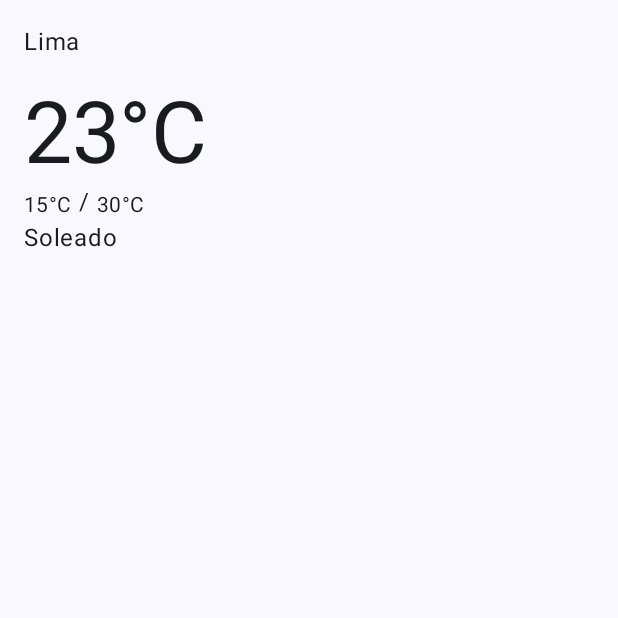
After one commit to CMFerrer/MedWeather, an Android app built with Jetpack Compose: the composable AppScreen shown on its own in the app's theme, on a phone screen of 412 x 824 dp, the top half of it. The commit adds this screen. Run offline under Robolectric (Android 15) with nearby library versions, the phone set to English and light mode, and no system bars; our stand-ins replace Dagger/Hilt's generated code.

Commit message:
Api Weather

```diff
--- a/app/build.gradle.kts
+++ b/app/build.gradle.kts
@@ -100,6 +100,9 @@ dependencies {
     // Permissions
     implementation("com.google.accompanist:accompanist-permissions:0.33.2-alpha")
 
+    // Location
+    implementation("com.google.android.gms:play-services-location:21.0.1")
+
     testImplementation("junit:junit:4.13.2")
     androidTestImplementation("androidx.test.ext:junit:1.1.5")
     androidTestImplementation("androidx.test.espresso:espresso-core:3.5.1")
--- /dev/null
+++ b/app/src/main/java/com/chiksmedina/medweather/AppScreen.kt
@@ -0,0 +1,111 @@
+package com.chiksmedina.medweather
+
+import android.annotation.SuppressLint
+import android.app.Activity
+import android.content.Context
+import android.location.Location
+import android.location.LocationManager
+import android.util.Log
+import androidx.activity.compose.rememberLauncherForActivityResult
+import androidx.activity.result.contract.ActivityResultContracts
+import androidx.compose.foundation.layout.Column
+import androidx.compose.foundation.layout.Spacer
+import androidx.compose.foundation.layout.height
+import androidx.compose.material3.Button
+import androidx.compose.material3.Text
+import androidx.compose.runtime.Composable
+import androidx.compose.runtime.getValue
+import androidx.compose.runtime.mutableStateOf
+import androidx.compose.runtime.remember
+import androidx.compose.runtime.rememberCoroutineScope
+import androidx.compose.runtime.setValue
+import androidx.compose.ui.Modifier
+import androidx.compose.ui.platform.LocalContext
+import androidx.compose.ui.unit.dp
+import androidx.hilt.navigation.compose.hiltViewModel
+import androidx.lifecycle.compose.collectAsStateWithLifecycle
+import com.chiksmedina.medweather.main.ui.WeatherScreen
+import com.chiksmedina.medweather.main.ui.WeatherViewModel
+import com.google.accompanist.permissions.ExperimentalPermissionsApi
+import com.google.accompanist.permissions.MultiplePermissionsState
+import com.google.accompanist.permissions.rememberMultiplePermissionsState
+import com.google.android.gms.location.FusedLocationProviderClient
+import com.google.android.gms.location.LocationCallback
+import com.google.android.gms.location.LocationResult
+import com.google.android.gms.location.LocationServices
+
+@OptIn(ExperimentalPermissionsApi::class)
+@Composable
+fun AppScreen() {
+
+    /*val locationPermissionsState = rememberMultiplePermissionsState(
+        listOf(
+            android.Manifest.permission.ACCESS_COARSE_LOCATION,
+            android.Manifest.permission.ACCESS_FINE_LOCATION,
+        )
+    )
+
+    val context = LocalContext.current
+    val fusedLocationProviderClient = remember { LocationServices.getFusedLocationProviderClient(context) }
+
+    HandlePermissions(
+        fusedLocationProviderClient,
+        locationPermissionsState
+    )*/
+
+    val weatherViewModel = hiltViewModel<WeatherViewModel>()
+    val uiState by weatherViewModel.uiState.collectAsStateWithLifecycle()
+
+    WeatherScreen()
+
+}
+
+@SuppressLint("MissingPermission")
+@OptIn(ExperimentalPermissionsApi::class)
+@Composable
+fun HandlePermissions(
+    fusedLocationProviderClient: FusedLocationProviderClient,
+    locationPermissionsState: MultiplePermissionsState
+) {
+
+    if (locationPermissionsState.allPermissionsGranted) {
+        var lat: Double? = 0.0
+        var lon: Double? = 0.0
+
+        Text("Thanks! I can access your exact location :D")
+
+    } else {
+        Column {
+            val allPermissionsRevoked =
+                locationPermissionsState.permissions.size ==
+                        locationPermissionsState.revokedPermissions.size
+
+            val textToShow = if (!allPermissionsRevoked) {
+                // If not all the permissions are revoked, it's because the user accepted the COARSE
+                // location permission, but not the FINE one.
+                "Yay! Thanks for letting me access your approximate location. " +
+                        "But you know what would be great? If you allow me to know where you " +
+                        "exactly are. Thank you!"
+            } else if (locationPermissionsState.shouldShowRationale) {
+                // Both location permissions have been denied
+                "Getting your exact location is important for this app. " +
+                        "Please grant us fine location. Thank you :D"
+            } else {
+                // First time the user sees this feature or the user doesn't want to be asked again
+                "This feature requires location permission"
+            }
+
+            val buttonText = if (!allPermissionsRevoked) {
+                "Allow precise location"
+            } else {
+                "Request permissions"
+            }
+
+            Text(text = textToShow)
+            Spacer(modifier = Modifier.height(8.dp))
+            Button(onClick = { locationPermissionsState.launchMultiplePermissionRequest() }) {
+                Text(buttonText)
+            }
+        }
+    }
+}
--- a/app/src/main/java/com/chiksmedina/medweather/core/util/HttpRoutes.kt
+++ b/app/src/main/java/com/chiksmedina/medweather/core/util/HttpRoutes.kt
@@ -3,4 +3,6 @@ package com.chiksmedina.medweather.core.util
 object HttpRoutes {
     const val BASE_URL = "https://api.open-meteo.com/v1/"
     const val SEARCH_COUNTRY = "https://geocoding-api.open-meteo.com/v1/search"
+
+    const val FORECAST = "forecast"
 }
--- /dev/null
+++ b/app/src/main/java/com/chiksmedina/medweather/main/data/WeatherRepository.kt
@@ -0,0 +1,8 @@
+package com.chiksmedina.medweather.main.data
+
+import com.chiksmedina.medweather.main.data.network.models.NetworkWeather
+
+interface WeatherRepository {
+    suspend fun getWeather(lat: Double, lon: Double): Result<NetworkWeather>
+
+}
--- /dev/null
+++ b/app/src/main/java/com/chiksmedina/medweather/main/ui/WeatherScreen.kt
@@ -0,0 +1,61 @@
+package com.chiksmedina.medweather.main.ui
+
+import androidx.compose.foundation.layout.Column
+import androidx.compose.foundation.layout.Row
+import androidx.compose.foundation.layout.fillMaxSize
+import androidx.compose.foundation.layout.padding
+import androidx.compose.foundation.rememberScrollState
+import androidx.compose.foundation.verticalScroll
+import androidx.compose.material3.MaterialTheme
+import androidx.compose.material3.Text
+import androidx.compose.runtime.Composable
+import androidx.compose.ui.Modifier
+import androidx.compose.ui.unit.dp
+
+@Composable
+fun WeatherScreen() {
+    Column(
+        modifier = Modifier
+            .fillMaxSize()
+            .padding(16.dp)
+            .verticalScroll(rememberScrollState())
+    ) {
+        WeatherHeader("23°C", "15°C", "30°C")
+        // Add other weather components here
+
+    }
+}
+
+@Composable
+fun WeatherHeader(
+    actualTemperature: String,
+    minTemperature: String,
+    maxTemperature: String,
+    weatherCode: String = "Soleado"
+) {
+    Text(text = "Lima")
+    Text(
+        text = actualTemperature,
+        style = MaterialTheme.typography.displayLarge,
+        color = MaterialTheme.colorScheme.onBackground,
+        modifier = Modifier.padding(top = 16.dp)
+    )
+    Row {
+        Text(
+            text = minTemperature,
+            style = MaterialTheme.typography.bodyMedium,
+            color = MaterialTheme.colorScheme.onBackground,
+            modifier = Modifier.padding(top = 4.dp)
+        )
+        Text(text = " / ")
+        Text(
+            text = maxTemperature,
+            style = MaterialTheme.typography.bodyMedium,
+            color = MaterialTheme.colorScheme.onBackground,
+            modifier = Modifier.padding(top = 4.dp)
+        )
+    }
+
+    Text(text = weatherCode)
+
+}
```
Also changed, not shown: app/src/main/java/com/chiksmedina/medweather/MainActivity.kt (+1 -10 lines), app/src/main/java/com/chiksmedina/medweather/core/di/DataModule.kt (added, +17 -0 lines), app/src/main/java/com/chiksmedina/medweather/core/di/NetworkModule.kt (+16 -0 lines), app/src/main/java/com/chiksmedina/medweather/core/util/ComposePermission.kt (added, +197 -0 lines), app/src/main/java/com/chiksmedina/medweather/core/util/utils.kt (added, +10 -0 lines), app/src/main/java/com/chiksmedina/medweather/main/data/WeatherRepositoryImpl.kt (added, +13 -0 lines), app/src/main/java/com/chiksmedina/medweather/main/data/network/WeatherApi.kt (added, +7 -0 lines), app/src/main/java/com/chiksmedina/medweather/main/data/network/WeatherApiImpl.kt (added, +31 -0 lines), app/src/main/java/com/chiksmedina/medweather/main/data/network/models/NetworkWeather.kt (added, +119 -0 lines), app/src/main/java/com/chiksmedina/medweather/main/ui/WeatherUiState.kt (added, +19 -0 lines), app/src/main/java/com/chiksmedina/medweather/main/ui/WeatherViewModel.kt (added, +17 -0 lines).
